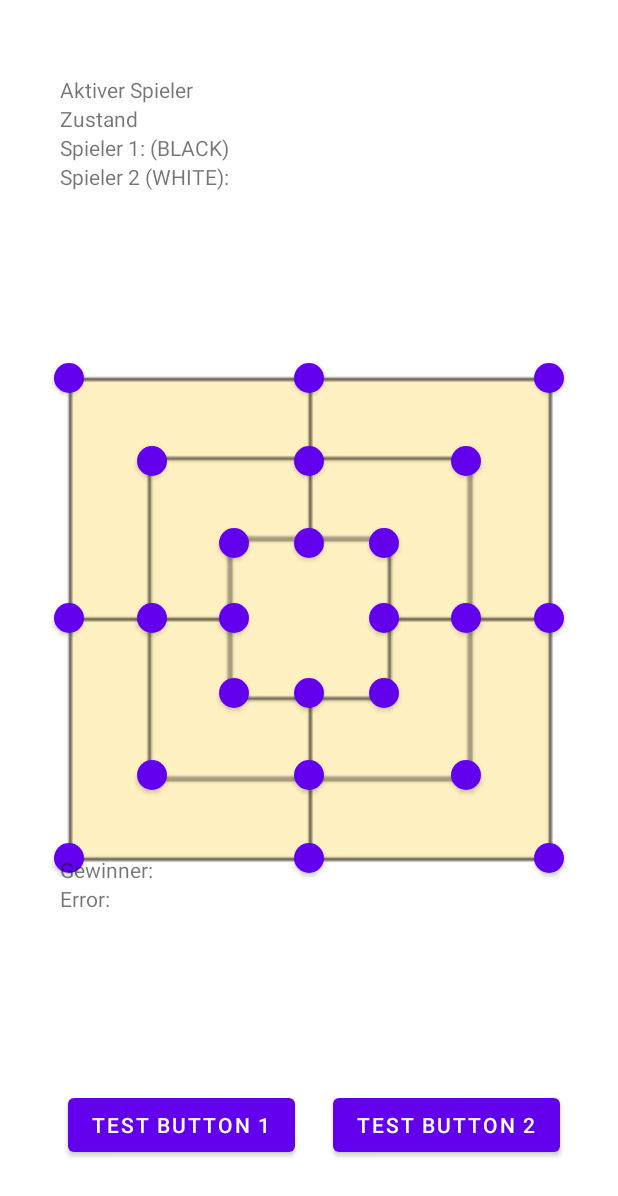
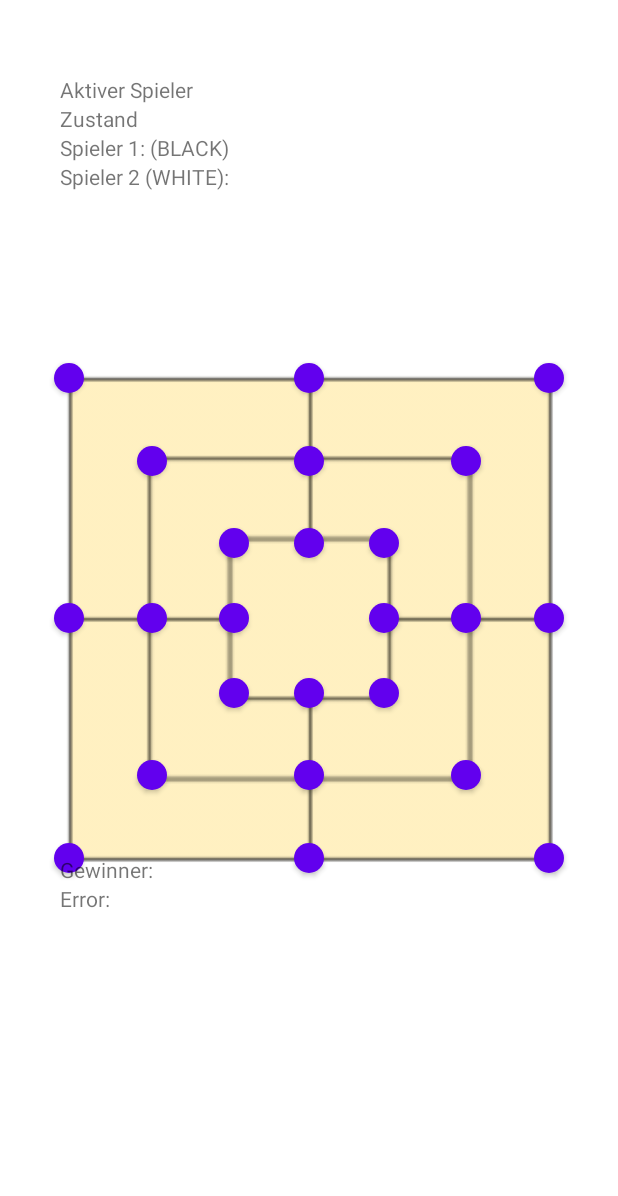
Before and after one commit to Little-Silver/HS2022-MOBA1, an Android app: the screen it shows after launch (MainActivity), on a phone screen of 412 x 824 dp. Shown: the top 1196 px of the screen. Run offline under Robolectric (Android 15) with nearby library versions, the phone set to English and light mode, and no system bars; our stand-ins replace data binding.

Commit message:
Remove testbuttons

```diff
--- a/NineMensMorris/app/src/main/res/layout/activity_main.xml
+++ b/NineMensMorris/app/src/main/res/layout/activity_main.xml
@@ -457,27 +457,6 @@
             tools:ignore="TouchTargetSizeCheck,SpeakableTextPresentCheck" />
     </androidx.constraintlayout.widget.ConstraintLayout>
 
-    <Button
-        android:id="@+id/testButton1"
-        android:layout_width="wrap_content"
-        android:layout_height="wrap_content"
-        android:layout_marginStart="45dp"
-        android:layout_marginBottom="50dp"
-        android:text="@string/testButton1"
-        app:layout_constraintBottom_toBottomOf="parent"
-        app:layout_constraintStart_toStartOf="parent"
-        android:onClick="@{viewModel::switchPlayer}"/>
-
-    <Button
-        android:id="@+id/testButton2"
-        android:layout_width="wrap_content"
-        android:layout_height="wrap_content"
-        android:layout_marginStart="25dp"
-        android:layout_marginBottom="50dp"
-        android:text="@string/testButton2"
-        app:layout_constraintBottom_toBottomOf="parent"
-        app:layout_constraintStart_toEndOf="@+id/testButton1" />
-
     <LinearLayout
         android:layout_width="match_parent"
         android:layout_height="match_parent"
```
